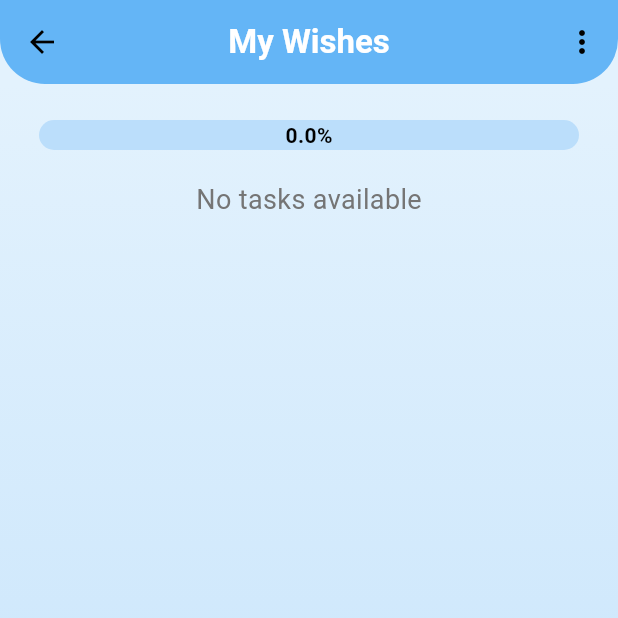
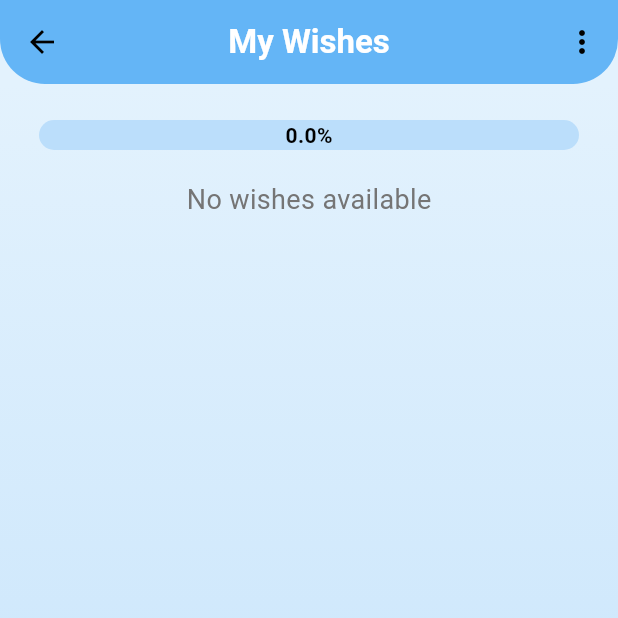
Before and after one commit to RowanYoussef/PinkDo_Todo_list, a Flutter app: the WishList screen opened by its route, on a phone screen of 412 x 824 dp, the top half of it. Run offline on Flutter 3.47's test engine with Material 3 defaults, Android fonts, the phone set to English and light mode, and no system bars; drawn by our look-alikes of percent_indicator; our stand-ins replace shared_preferences, sqflite; missing offline and left inert: dart:ffi; accounts and stored records are empty.

Commit message:
edit in wish_list

```diff
--- a/pinkdo/lib/screens/wish_list.dart
+++ b/pinkdo/lib/screens/wish_list.dart
@@ -134,7 +134,7 @@ class _WishListState extends State<WishList> {
                         wishes.isEmpty && completedwishes.isEmpty
                             ? Center(
                                 child: Text(
-                                  "No tasks available",
+                                  "No wishes available",
                                   style: TextStyle(
                                       color: Colors.grey[600], fontSize: 18),
                                 ),
```
